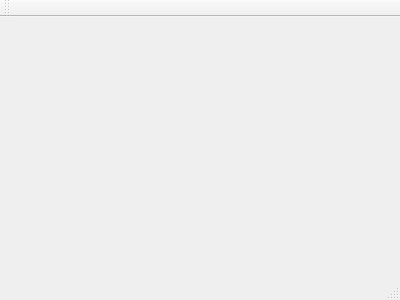
Old version of the form testgithub/mainwindow.ui in the repository xibeilang524/20160125CGI_Src.
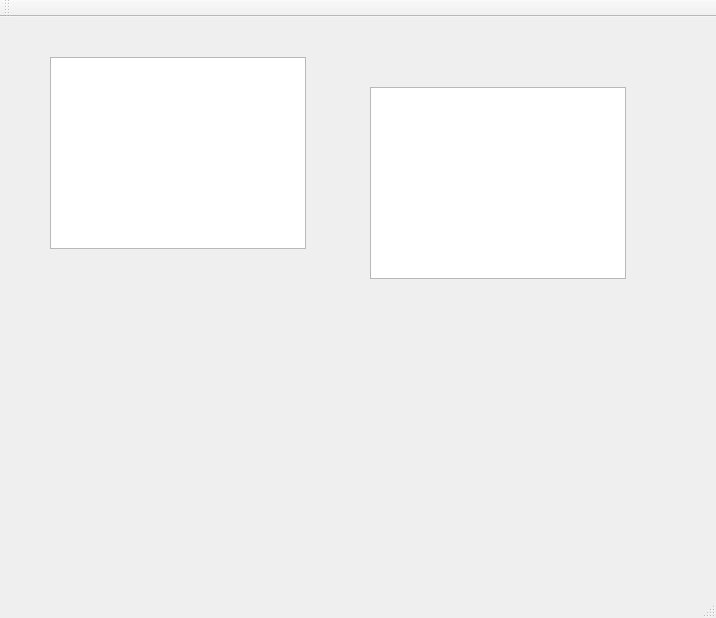
New version of the form.

The edit to the form file:
```diff
--- a/testgithub/mainwindow.ui
+++ b/testgithub/mainwindow.ui
@@ -1,24 +1,60 @@
 <ui version="4.0">
  <class>MainWindow</class>
- <widget class="QMainWindow" name="MainWindow" >
-  <property name="geometry" >
+ <widget class="QMainWindow" name="MainWindow">
+  <property name="geometry">
    <rect>
     <x>0</x>
     <y>0</y>
-    <width>400</width>
-    <height>300</height>
+    <width>716</width>
+    <height>618</height>
    </rect>
   </property>
   <property name="windowTitle" >
    <string>MainWindow</string>
   </property>
-  <widget class="QMenuBar" name="menuBar" />
-  <widget class="QToolBar" name="mainToolBar" />
-  <widget class="QWidget" name="centralWidget" />
-  <widget class="QStatusBar" name="statusBar" />
+  <widget class="QWidget" name="centralWidget">
+   <widget class="QTableView" name="tableView">
+    <property name="geometry">
+     <rect>
+      <x>50</x>
+      <y>40</y>
+      <width>256</width>
+      <height>192</height>
+     </rect>
+    </property>
+   </widget>
+   <widget class="QColumnView" name="columnView">
+    <property name="geometry">
+     <rect>
+      <x>370</x>
+      <y>70</y>
+      <width>256</width>
+      <height>192</height>
+     </rect>
+    </property>
+   </widget>
+  </widget>
+  <widget class="QMenuBar" name="menuBar">
+   <property name="geometry">
+    <rect>
+     <x>0</x>
+     <y>0</y>
+     <width>716</width>
+     <height>23</height>
+    </rect>
+   </property>
+  </widget>
+  <widget class="QToolBar" name="mainToolBar">
+   <attribute name="toolBarArea">
+    <enum>TopToolBarArea</enum>
+   </attribute>
+   <attribute name="toolBarBreak">
+    <bool>false</bool>
+   </attribute>
+  </widget>
+  <widget class="QStatusBar" name="statusBar"/>
  </widget>
- <layoutDefault spacing="6" margin="11" />
- <pixmapfunction></pixmapfunction>
+ <layoutdefault spacing="6" margin="11"/>
  <resources/>
  <connections/>
 </ui>
```
Left out of the diff: 3 changed lines with no effect on the pictures.
